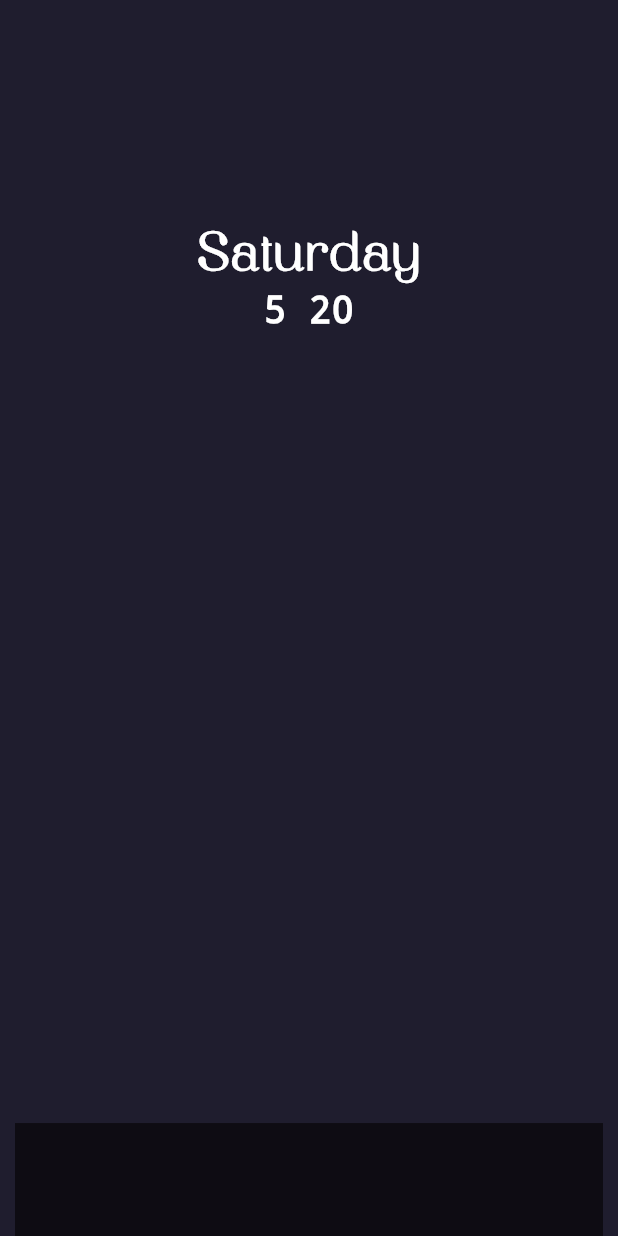
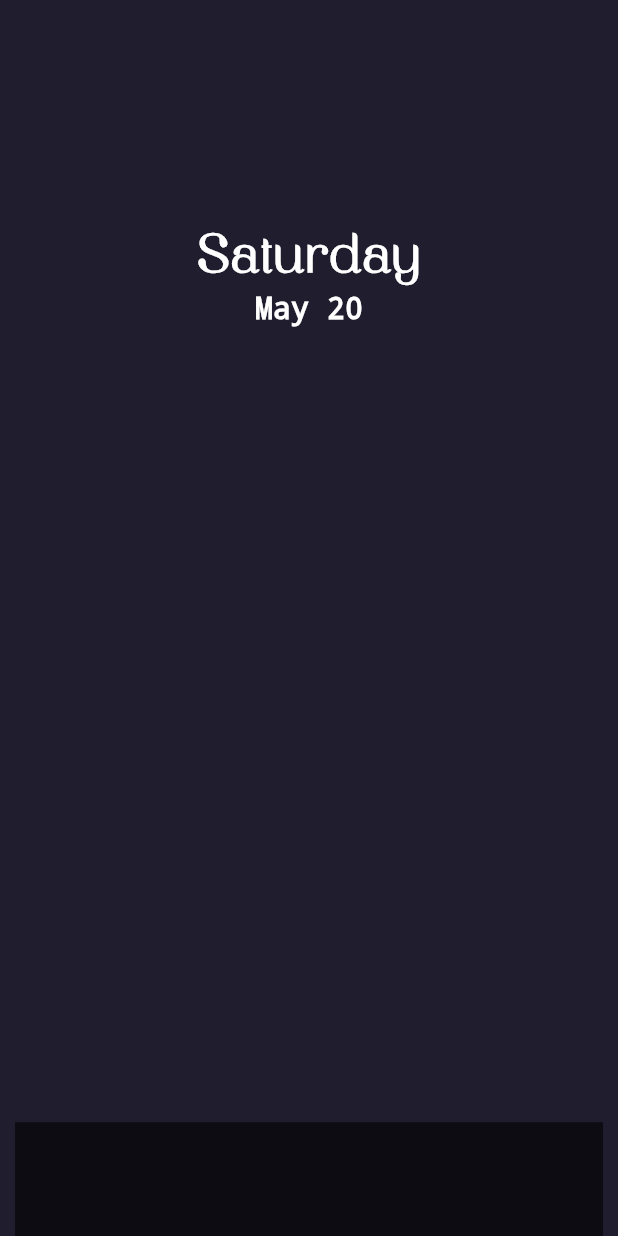
Before and after one commit to RotenKiwi/TaleHub, a Flutter app: the screen it shows after launch, after a tap on "Shake Things Up", on a phone screen of 412 x 824 dp. Run offline on Flutter 3.47's test engine with Material 2 defaults, Android fonts, the phone set to English and light mode, and no system bars.

Commit message:
Month
function to return month name

```diff
--- a/lib/Screens/HomeScreen.dart
+++ b/lib/Screens/HomeScreen.dart
@@ -15,6 +15,9 @@ class Home extends StatelessWidget {
         child: Column(
           children: [
             Spacer(flex: 2,),
+            Row(
+              mainAxisAlignment: MainAxisAlignment.center,
+              children: [
                 Column(
                   children: [
                     Text(
@@ -27,13 +30,15 @@ class Home extends StatelessWidget {
                       ),
                     ),
                     Text(
-                  '${day.month} ${day.day}',
+                      '${month(day.month)} ${day.day}',
                       style: const TextStyle(
                         decoration: TextDecoration.none,
                         //fontFamily: 'Breath',
                         color: Colors.white,
-                    fontSize: 25,
+                        fontSize: 20,
                       ),
+                    ),
+                  ],
                 ),
               ],
             ),
--- a/lib/Tools/weekday.dart
+++ b/lib/Tools/weekday.dart
@@ -29,3 +29,55 @@ String weekday(int day){
       break;
   }
 }
+
+String month(int month){
+  switch(month){
+    case 1:
+      return 'January';
+      break;
+
+    case 2:
+      return 'February';
+      break;
+
+    case 3:
+      return 'March';
+      break;
+
+    case 4:
+      return 'April';
+      break;
+
+    case 5:
+      return 'May';
+      break;
+
+    case 6:
+      return 'June';
+      break;
+
+    case 7:
+      return 'July';
+      break;
+
+    case 8:
+      return 'August';
+      break;
+
+    case 9:
+      return 'September';
+      break;
+
+    case 10:
+      return 'October';
+      break;
+
+    case 11:
+      return 'November';
+      break;
+
+    default:
+      return 'Sunday';
+      break;
+  }
+}
```
Lines whose indentation alone changed are shown as unchanged.
